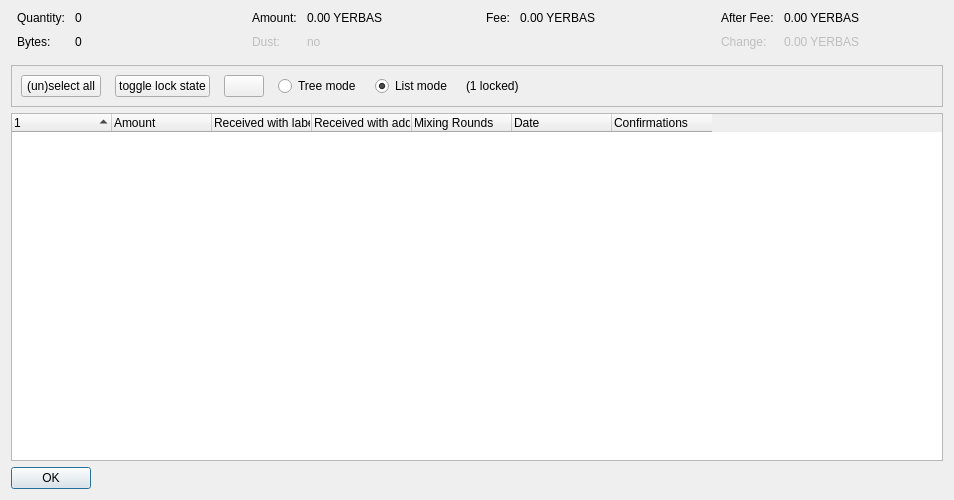
First picture: the form in src/qt/forms/coincontroldialog.ui, repository The-Yerbas-Endeavor/yerbas, before the edit.
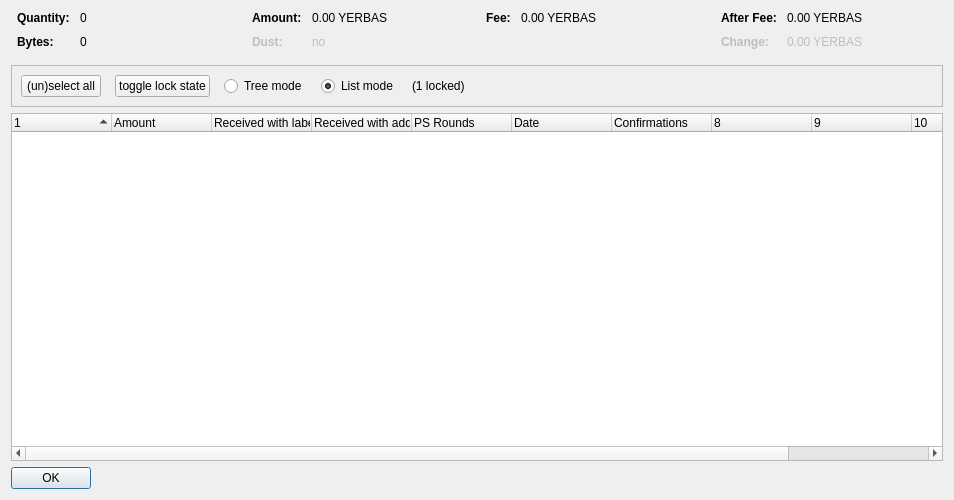
Second picture: the form after the edit. Custom widgets are drawn as their Qt base class.

What changed in the file:
```diff
--- a/src/qt/forms/coincontroldialog.ui
+++ b/src/qt/forms/coincontroldialog.ui
@@ -38,6 +38,12 @@
        </property>
        <item row="0" column="0">
         <widget class="QLabel" name="labelCoinControlQuantityText">
+         <property name="font">
+          <font>
+           <weight>75</weight>
+           <bold>true</bold>
+          </font>
+         </property>
          <property name="text">
           <string>Quantity:</string>
          </property>
@@ -61,6 +67,12 @@
        </item>
        <item row="1" column="0">
         <widget class="QLabel" name="labelCoinControlBytesText">
+         <property name="font">
+          <font>
+           <weight>75</weight>
+           <bold>true</bold>
+          </font>
+         </property>
          <property name="text">
           <string>Bytes:</string>
          </property>
@@ -100,6 +112,12 @@
        </property>
        <item row="0" column="0">
         <widget class="QLabel" name="labelCoinControlAmountText">
+         <property name="font">
+          <font>
+           <weight>75</weight>
+           <bold>true</bold>
+          </font>
+         </property>
          <property name="text">
           <string>Amount:</string>
          </property>
@@ -126,6 +144,12 @@
          <property name="enabled">
           <bool>false</bool>
          </property>
+         <property name="font">
+          <font>
+           <weight>75</weight>
+           <bold>true</bold>
+          </font>
+         </property>
          <property name="text">
           <string>Dust:</string>
          </property>
@@ -168,6 +192,12 @@
        </property>
        <item row="0" column="0">
         <widget class="QLabel" name="labelCoinControlFeeText">
+         <property name="font">
+          <font>
+           <weight>75</weight>
+           <bold>true</bold>
+          </font>
+         </property>
          <property name="text">
           <string>Fee:</string>
          </property>
@@ -207,6 +237,12 @@
        </property>
        <item row="0" column="0">
         <widget class="QLabel" name="labelCoinControlAfterFeeText">
+         <property name="font">
+          <font>
+           <weight>75</weight>
+           <bold>true</bold>
+          </font>
+         </property>
          <property name="text">
           <string>After Fee:</string>
          </property>
@@ -233,6 +269,12 @@
          <property name="enabled">
           <bool>false</bool>
          </property>
+         <property name="font">
+          <font>
+           <weight>75</weight>
+           <bold>true</bold>
+          </font>
+         </property>
          <property name="text">
           <string>Change:</string>
          </property>
@@ -277,7 +319,7 @@
      </property>
      <layout class="QHBoxLayout" name="horizontalLayout">
       <item>
-       <layout class="QHBoxLayout" name="horizontalLayoutPanel" stretch="0,0,0,0,0,0,0">
+       <layout class="QHBoxLayout" name="horizontalLayoutPanel" stretch="0,0,0,0,0,0">
         <property name="spacing">
          <number>14</number>
         </property>
@@ -313,22 +355,6 @@
           </property>
          </widget>
         </item>
-        <item>
-         <widget class="QPushButton" name="hideButton">
-          <property name="sizePolicy">
-           <sizepolicy hsizetype="Maximum" vsizetype="Fixed">
-            <horstretch>0</horstretch>
-            <verstretch>0</verstretch>
-           </sizepolicy>
-          </property>
-          <property name="text">
-           <string/>
-          </property>
-          <property name="autoDefault">
-           <bool>false</bool>
-          </property>
-         </widget>
-        </item>
         <item>
          <widget class="QRadioButton" name="radioTreeMode">
           <property name="sizePolicy">
@@ -392,7 +418,7 @@
       <bool>false</bool>
      </property>
      <property name="columnCount">
-      <number>7</number>
+      <number>11</number>
      </property>
      <attribute name="headerShowSortIndicator" stdset="0">
       <bool>true</bool>
@@ -422,7 +448,7 @@
      </column>
      <column>
       <property name="text">
-       <string>Mixing Rounds</string>
+       <string>PS Rounds</string>
       </property>
      </column>
      <column>
@@ -438,6 +464,26 @@
        <string>Confirmed</string>
       </property>
      </column>
+     <column>
+      <property name="text">
+       <string/>
+      </property>
+     </column>
+     <column>
+      <property name="text">
+       <string/>
+      </property>
+     </column>
+     <column>
+      <property name="text">
+       <string/>
+      </property>
+     </column>
+     <column>
+      <property name="text">
+       <string/>
+      </property>
+     </column>
     </widget>
    </item>
    <item>
```
Left out of the diff: 2 changed lines with no effect on the pictures.
